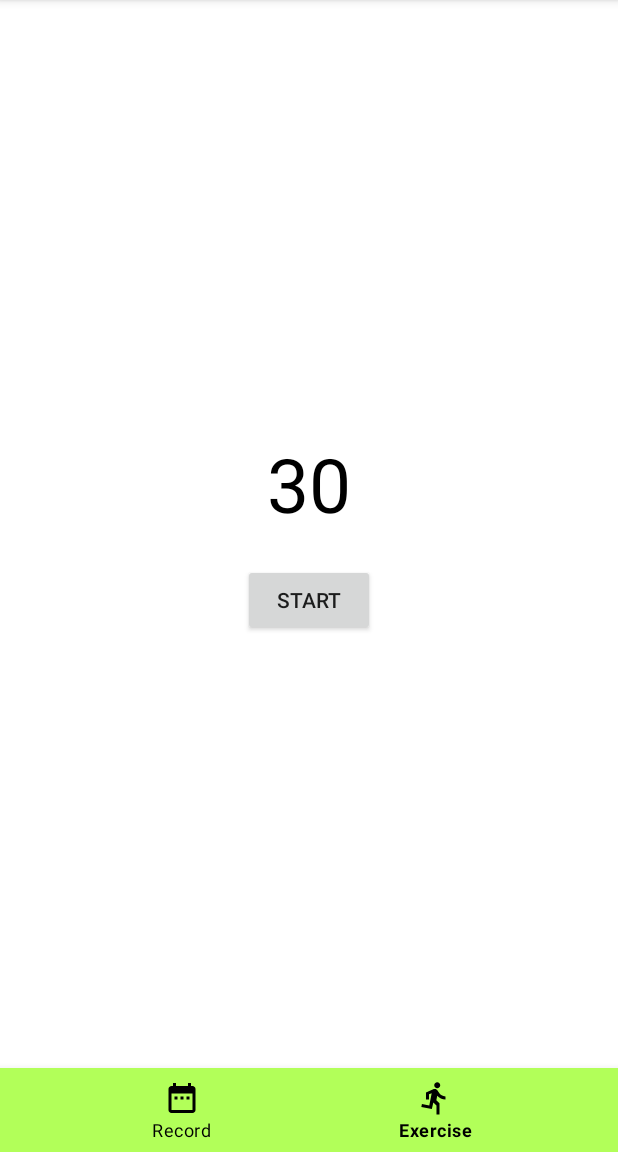
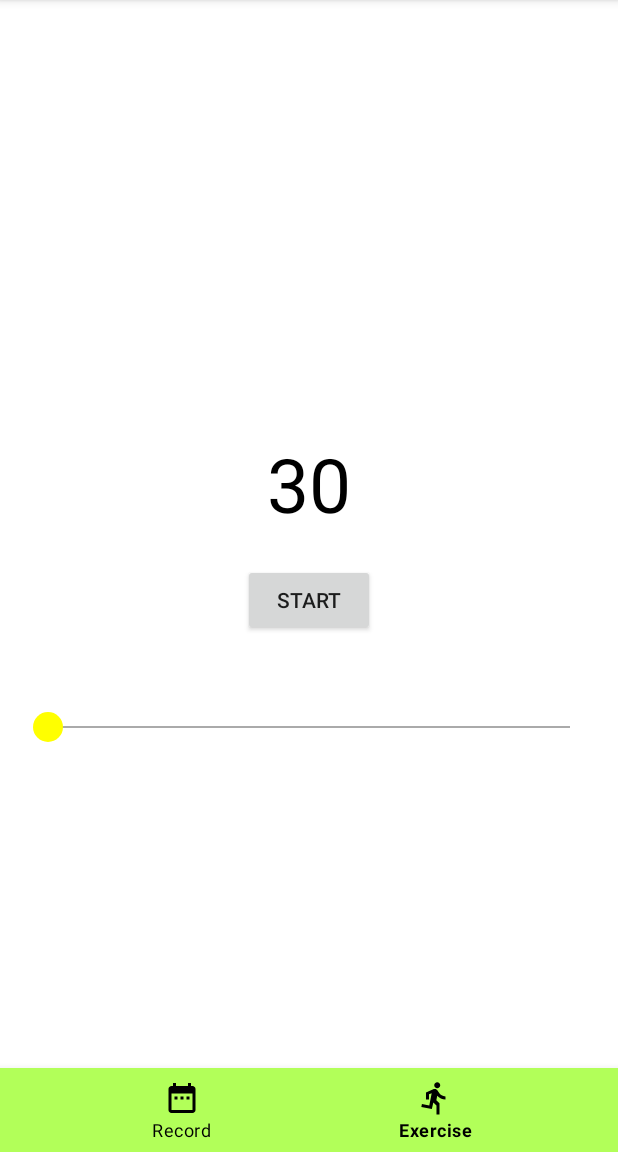
Before and after one commit to atsuko-fukui/PlankChallenge, an Android app: the screen it shows after launch (MainActivity), item 2 of the bottom bar chosen, on a phone screen of 412 x 824 dp, the part 84-1236 px from its top. Run offline under Robolectric (Android 15) with nearby library versions, the phone set to English and light mode, and no system bars; our stand-ins replace Room's generated code; libraries missing offline, so code that uses them is left out: com.jakewharton.threetenabp, com.kizitonwose.calendarview; 6 statements that could not run were skipped.

Commit message:
introduce motion layout (#19)

```diff
--- a/app/build.gradle
+++ b/app/build.gradle
@@ -38,7 +38,7 @@ dependencies {
     implementation"org.jetbrains.kotlin:kotlin-stdlib-jdk7:$kotlin_version"
     implementation 'androidx.appcompat:appcompat:1.1.0'
     implementation 'androidx.core:core-ktx:1.1.0'
-    implementation 'androidx.constraintlayout:constraintlayout:1.1.3'
+    implementation 'androidx.constraintlayout:constraintlayout:2.0.0-beta5'
     implementation 'androidx.preference:preference:1.1.0'
     implementation 'com.google.android.material:material:1.0.0'
 
--- a/app/src/main/java/com/example/muumuu/plankchallenge/ExerciseFragment.kt
+++ b/app/src/main/java/com/example/muumuu/plankchallenge/ExerciseFragment.kt
@@ -6,6 +6,7 @@ import android.view.View
 import android.view.ViewGroup
 import android.widget.Button
 import android.widget.TextView
+import androidx.constraintlayout.motion.widget.MotionLayout
 import androidx.fragment.app.Fragment
 import androidx.lifecycle.ViewModelProviders
 import androidx.lifecycle.observe
@@ -19,6 +20,9 @@ class ExerciseFragment : Fragment() {
         const val KEY_TIMER_DURATION = "key_timer_duration"
         const val TAG_EDIT_TIMER_DIALOG = "tag_edit_timer_dialog"
     }
+
+    private val motionLayout: MotionLayout
+        get() = view!!.findViewById(R.id.motion_base)
 
     private val timer: TextView
         get() = view!!.findViewById(R.id.timer)
@@ -42,7 +46,13 @@ class ExerciseFragment : Fragment() {
         val context = context ?: return
         viewModel.initTimer(context)
         viewModel.timer.observe(this) { value ->
-            timer.text = value.toString()
+            timer.text = (value / 100).toInt().toString()
+            val timerDuration0dot01sec = timerDuration * 100
+            motionLayout.progress =
+                ((timerDuration0dot01sec - value.toDouble()) / timerDuration0dot01sec).toFloat()
+            if (value == 0L) {
+                (activity as Host).showRecordScreen()
+            }
         }
         start.setOnClickListener {
             viewModel.startTimer(timerDuration, context)
--- a/app/src/main/java/com/example/muumuu/plankchallenge/MainActivity.kt
+++ b/app/src/main/java/com/example/muumuu/plankchallenge/MainActivity.kt
@@ -4,7 +4,10 @@ import androidx.appcompat.app.AppCompatActivity
 import android.os.Bundle
 import com.google.android.material.bottomnavigation.BottomNavigationView
 
-class MainActivity : AppCompatActivity() {
+interface Host {
+    fun showRecordScreen()
+}
+class MainActivity : AppCompatActivity(), Host {
 
     private val bottomNavigationView: BottomNavigationView
         get() = findViewById(R.id.bottom_navigation)
@@ -33,4 +36,8 @@ class MainActivity : AppCompatActivity() {
             R.id.nav_exercise -> ExerciseFragment()
             else -> throw Throwable(IllegalArgumentException())
         }
+
+    override fun showRecordScreen() {
+        showFragment(R.id.nav_record)
+    }
 }
--- a/app/src/main/java/com/example/muumuu/plankchallenge/viewmodel/ExerciseViewModel.kt
+++ b/app/src/main/java/com/example/muumuu/plankchallenge/viewmodel/ExerciseViewModel.kt
@@ -13,17 +13,17 @@ import kotlinx.coroutines.launch
 
 class ExerciseViewModel : ViewModel() {
 
-    val timer = MutableLiveData<Long>(0)
+    val timer = MutableLiveData<Long>()
 
     fun initTimer(context: Context) {
-        timer.postValue(getTimerDuration(context))
+        timer.postValue(getTimerDuration(context) * 100)
     }
 
     fun startTimer(duration: Long, context: Context) {
         viewModelScope.launch {
-            for (i in 1..duration) {
-                delay(1_000)
-                timer.postValue(duration - i)
+            for (i in 1..duration * 100) {
+                delay(10)
+                timer.postValue((duration * 100) - i)
             }
 
             val dao = AppDatabase.getInstance(context).recordDao()
--- a/app/src/main/res/layout/fragment_exercise.xml
+++ b/app/src/main/res/layout/fragment_exercise.xml
@@ -1,22 +1,25 @@
 <?xml version="1.0" encoding="utf-8"?>
-<androidx.constraintlayout.widget.ConstraintLayout xmlns:android="http://schemas.android.com/apk/res/android"
+<androidx.constraintlayout.motion.widget.MotionLayout xmlns:android="http://schemas.android.com/apk/res/android"
+    xmlns:app="http://schemas.android.com/apk/res-auto"
     xmlns:tools="http://schemas.android.com/tools"
+    android:id="@+id/motion_base"
     android:layout_width="match_parent"
     android:layout_height="match_parent"
-    xmlns:app="http://schemas.android.com/apk/res-auto"
-    android:background="@android:color/white">
+    android:background="@android:color/white"
+    app:layoutDescription="@xml/fragment_exercise_scene">
 
     <TextView
         android:id="@+id/timer"
         style="@style/BlackBigFont"
         android:layout_width="wrap_content"
         android:layout_height="wrap_content"
+        android:textAlignment="center"
+        app:layout_constraintBottom_toTopOf="@id/start"
+        app:layout_constraintEnd_toEndOf="parent"
         app:layout_constraintStart_toStartOf="parent"
-        app:layout_constraintEnd_toEndOf="parent"
         app:layout_constraintTop_toTopOf="parent"
-        app:layout_constraintBottom_toTopOf="@id/start"
         app:layout_constraintVertical_chainStyle="packed"
-        tools:text="30"/>
+        tools:text="30" />
 
     <Button
         android:id="@+id/start"
@@ -24,8 +27,26 @@
         android:layout_height="wrap_content"
         android:layout_marginTop="20dp"
         android:text="@string/start"
+        app:layout_constraintBottom_toBottomOf="parent"
+        app:layout_constraintEnd_toEndOf="parent"
         app:layout_constraintStart_toStartOf="parent"
-        app:layout_constraintEnd_toEndOf="parent"
-        app:layout_constraintTop_toBottomOf="@id/timer"
-        app:layout_constraintBottom_toBottomOf="parent" />
-</androidx.constraintlayout.widget.ConstraintLayout>
+        app:layout_constraintTop_toBottomOf="@id/timer" />
+
+    <View
+        android:id="@+id/bar"
+        android:layout_width="0dp"
+        android:layout_height="1dp"
+        android:background="@android:color/darker_gray"
+        android:layout_marginStart="32dp"
+        android:layout_marginEnd="32dp"
+        android:layout_marginTop="60dp"
+        app:layout_constraintTop_toBottomOf="@id/start"
+        app:layout_constraintStart_toStartOf="parent"
+        app:layout_constraintEnd_toEndOf="parent"/>
+
+    <ImageView
+        android:id="@+id/dot"
+        android:layout_width="40dp"
+        android:layout_height="40dp"
+        android:src="@drawable/circle_accent_color" />
+</androidx.constraintlayout.motion.widget.MotionLayout>
--- /dev/null
+++ b/app/src/main/res/xml/fragment_exercise_scene.xml
@@ -0,0 +1,35 @@
+<?xml version="1.0" encoding="utf-8"?>
+<MotionScene
+    xmlns:android="http://schemas.android.com/apk/res/android"
+    xmlns:motion="http://schemas.android.com/apk/res-auto">
+
+    <Transition
+        motion:constraintSetEnd="@+id/end"
+        motion:constraintSetStart="@id/start"
+        motion:duration="1000">
+       <KeyFrameSet>
+       </KeyFrameSet>
+    </Transition>
+
+    <ConstraintSet android:id="@+id/start">
+        <Constraint
+            android:id="@+id/dot"
+            motion:layout_constraintEnd_toStartOf="@id/bar"
+            android:layout_width="20dp"
+            android:layout_height="20dp"
+            motion:layout_constraintBottom_toBottomOf="@id/bar"
+            motion:layout_constraintTop_toTopOf="@id/bar"
+            motion:layout_constraintStart_toStartOf="@id/bar" />
+    </ConstraintSet>
+
+    <ConstraintSet android:id="@+id/end">
+        <Constraint
+            android:id="@+id/dot"
+            motion:layout_constraintEnd_toEndOf="@id/bar"
+            android:layout_width="20dp"
+            android:layout_height="20dp"
+            motion:layout_constraintBottom_toBottomOf="@id/bar"
+            motion:layout_constraintTop_toTopOf="@id/bar"
+            motion:layout_constraintStart_toEndOf="@id/bar" />
+    </ConstraintSet>
+</MotionScene>
```
